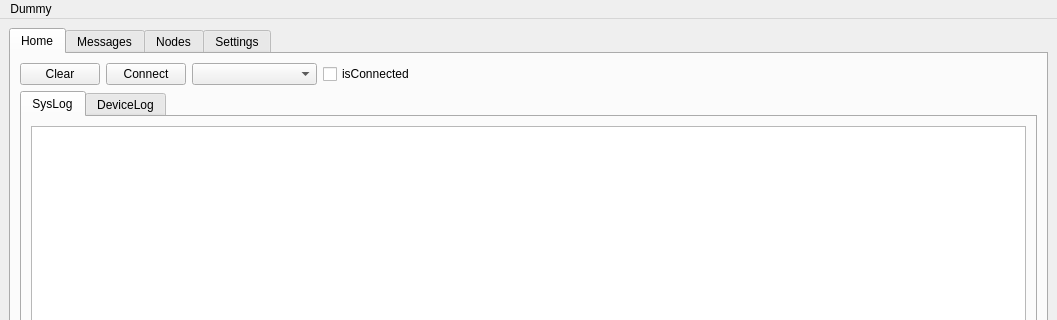
This is meshapp/src/meshapp.ui in rbreesems/flamingo as Qt 5 draws it before an edit; both pictures show x 0 to 1057 and y 0 to 320 of the 1057 by 618 pixel window. The edited form follows.
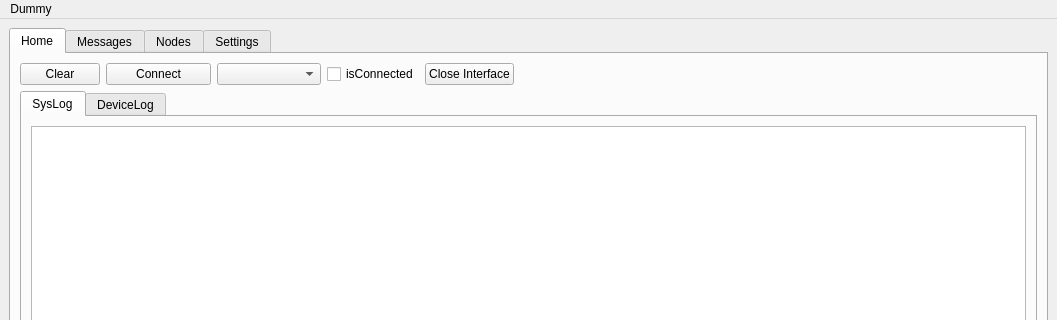
This is the edited form.

Commit message: Meshapp initial release

What changed in the file:
```diff
--- a/meshapp/src/meshapp.ui
+++ b/meshapp/src/meshapp.ui
@@ -29,7 +29,7 @@
        </attribute>
        <layout class="QVBoxLayout" name="verticalLayout_2">
         <item>
-         <layout class="QHBoxLayout" name="horizontalLayout_5" stretch="1,1,2,1,10">
+         <layout class="QHBoxLayout" name="horizontalLayout_5" stretch="1,2,2,1,1,10">
           <item>
            <widget class="QPushButton" name="clearCurrentLogWindowPushButton">
             <property name="toolTip">
@@ -64,6 +64,16 @@
             </property>
            </widget>
           </item>
+          <item>
+           <widget class="QPushButton" name="closeConnectionDevicePushButton">
+            <property name="toolTip">
+             <string>Close the connected interface.</string>
+            </property>
+            <property name="text">
+             <string>Close Interface</string>
+            </property>
+           </widget>
+          </item>
           <item>
            <spacer name="horizontalSpacer">
             <property name="orientation">
```
Left out of the diff: 10 changed lines with no effect on the pictures. The commit also changes 5 other files.
